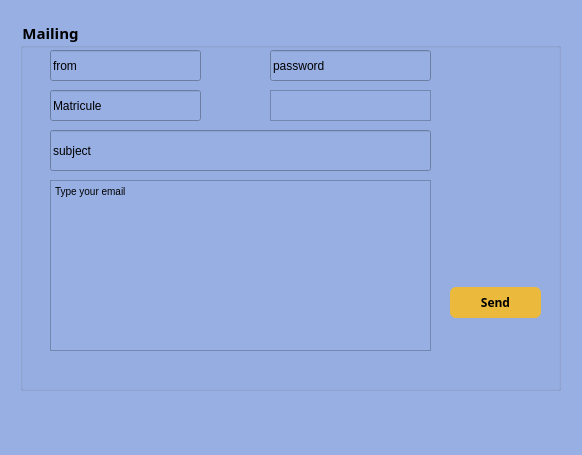
First picture: the form in dialog.ui, repository ajroudamira/Smart-radio-2A21, before the edit.
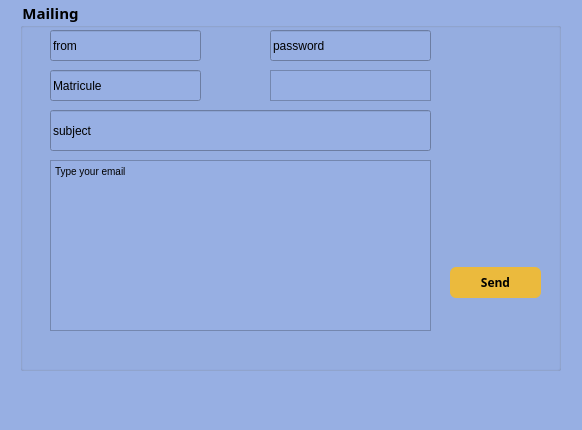
Second picture: the form after the edit.

Diff of the .ui file:
```diff
--- a/dialog.ui
+++ b/dialog.ui
@@ -7,7 +7,7 @@
     <x>0</x>
     <y>0</y>
     <width>582</width>
-    <height>455</height>
+    <height>430</height>
    </rect>
   </property>
   <property name="windowTitle">
@@ -21,7 +21,7 @@
     <property name="geometry">
      <rect>
       <x>20</x>
-      <y>20</y>
+      <y>0</y>
       <width>541</width>
       <height>371</height>
      </rect>
```
